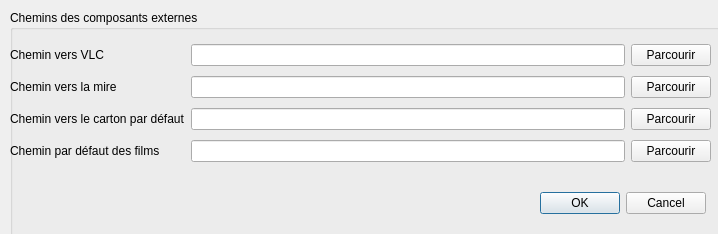
Before: the Qt Designer form src/settingswindow.ui in cinemaouvert/OPP, drawn with Qt 5.
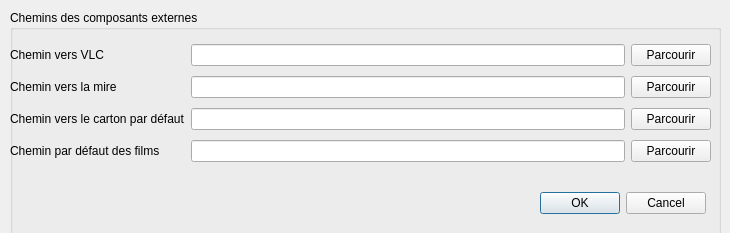
After: the same form once the commit is applied.

Commit message: Modif fenêtre Settings

```diff
--- a/src/settingswindow.ui
+++ b/src/settingswindow.ui
@@ -1,19 +1,18 @@
 <?xml version="1.0" encoding="UTF-8"?>
 <ui version="4.0">
  <class>SettingsWindow</class>
- <widget class="QMainWindow" name="SettingsWindow">
+ <widget class="QDialog" name="SettingsWindow">
   <property name="geometry">
    <rect>
     <x>0</x>
     <y>0</y>
-    <width>718</width>
-    <height>234</height>
+    <width>730</width>
+    <height>233</height>
    </rect>
   </property>
   <property name="windowTitle">
-   <string>Préférences</string>
+   <string>Dialog</string>
   </property>
-  <widget class="QWidget" name="centralwidget">
    <widget class="QGroupBox" name="groupBox">
     <property name="geometry">
      <rect>
@@ -118,7 +117,6 @@
        </widget>
       </item>
      </layout>
-    </widget>
    </widget>
   </widget>
  </widget>
```
Lines whose indentation alone changed are shown as unchanged. The commit also changes 3 other files.
